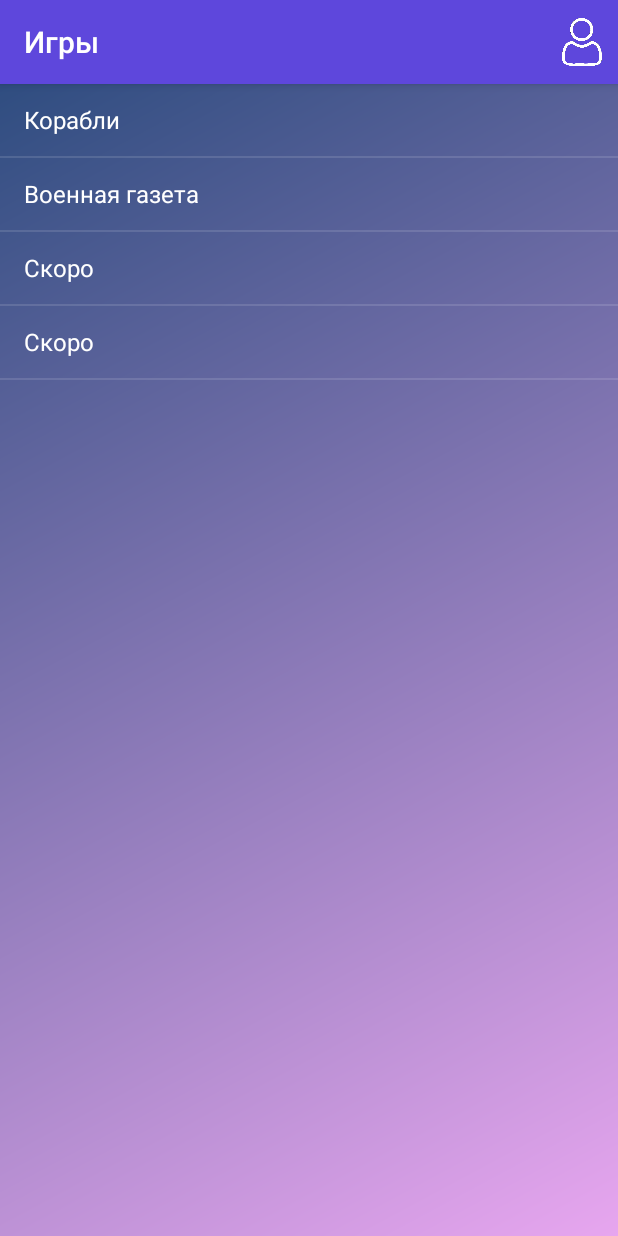
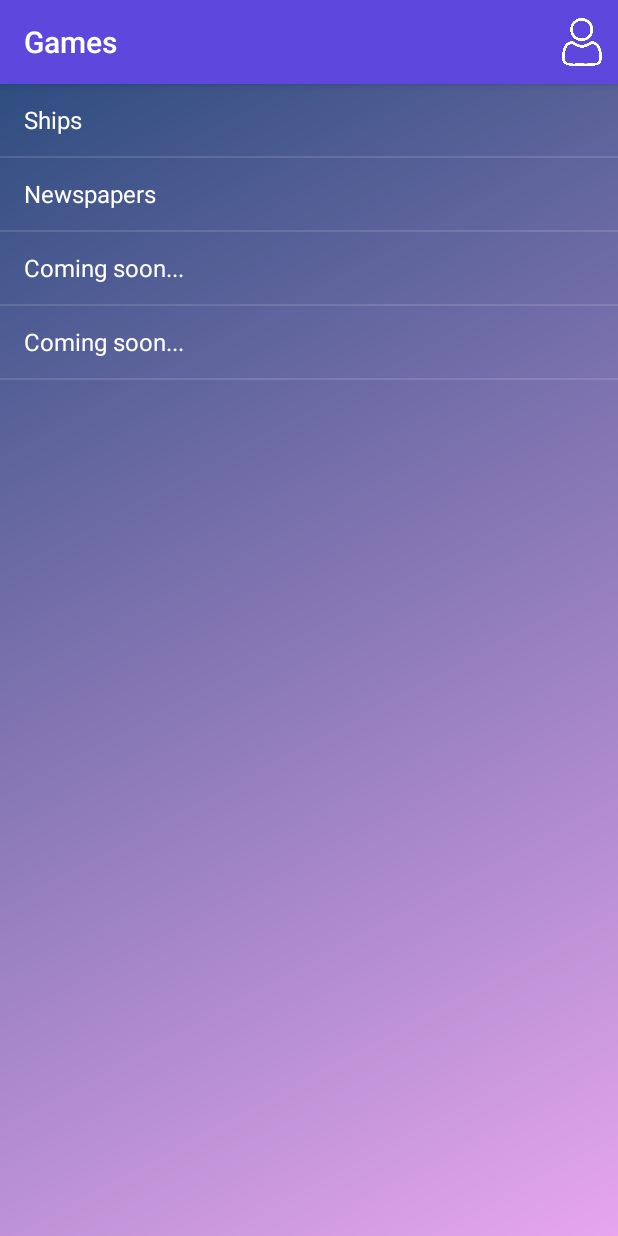
Before and after one commit to DimonRovnyago/Stadium, an Android app: the screen it shows after launch once a user with an empty profile is signed in (MainActivity), on a phone screen of 412 x 824 dp. Run offline under Robolectric (Android 15) with nearby library versions, the phone set to English and light mode, and no system bars; our stand-ins replace Firebase (no records; nobody signed in at launch, a user with empty details on screens opened directly).

Commit message:
7.1 Redesigned

```diff
--- a/app/src/main/java/ru/study/stadium/main/MainActivity.kt
+++ b/app/src/main/java/ru/study/stadium/main/MainActivity.kt
@@ -30,8 +30,16 @@ class MainActivity : ListActivity() {
     private lateinit var auth: FirebaseAuth
     private lateinit var firestoreCloudDB: FirebaseFirestore
 
+
+
     //список игр
-    val gamesList = arrayOf("Корабли", "Военная газета", "Скоро", "Скоро")
+    val gamesList = arrayOf(
+        "Ships",
+        "Newspapers",
+        "Coming soon...",
+        "Coming soon..."
+    )
+
 
     //служебные перемннные для отображения списка игр
     private var mAdapter: ArrayAdapter<String>? = null
@@ -51,7 +59,7 @@ class MainActivity : ListActivity() {
         //установка параметров объектов интерфейса
         //настройка Toolbar
         var actBar = getActionBar()
-        actBar?.title = "Игры"
+        actBar?.title = resources.getString(R.string.games)
 
         //настройка adapter
         mAdapter = ArrayAdapter(this, android.R.layout.simple_list_item_1, gamesNamesList)
--- a/app/src/main/res/values/strings.xml
+++ b/app/src/main/res/values/strings.xml
@@ -11,6 +11,11 @@
     <string name="nav_header_subtitle">android.studio@android.com</string>
     <string name="nav_header_desc">Navigation header</string>
 
+    <string name="games">Games</string>
+    <string name="ships">Ships</string>
+    <string name="newspaper">Newspapers</string>
+    <string name="soon">Coming soon...</string>
+
     <string name="menu_home">Home</string>
     <string name="menu_gallery">Gallery</string>
     <string name="menu_slideshow">Slideshow</string>
--- a/app/src/main/res/values/styles.xml
+++ b/app/src/main/res/values/styles.xml
@@ -61,8 +61,8 @@
 
     <style name="AppTheme.Dark.Dialog" parent="Theme.AppCompat.Dialog">
         <item name="colorAccent">@color/white</item>
-        <item name="android:textColorPrimary">@color/iron</item>
-        <item name="android:background">@color/primary</item>
+        <item name="android:textColorPrimary">@color/white</item>
+        <item name="android:background">@color/primary_darker</item>
     </style>
 
 </resources>
```
Also changed, not shown: app/src/main/java/ru/study/stadium/games/GameResultActivity.kt (+10 -3 lines), app/src/main/res/layout/activity_profile.xml (+1 -11 lines).
